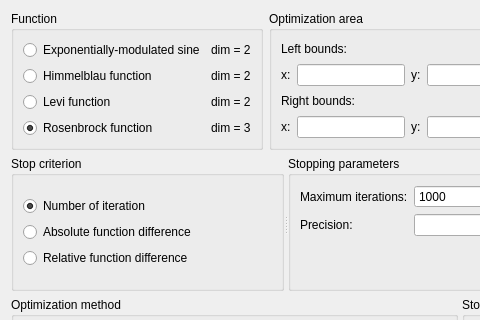
Above: settings.ui from NikitaKhromovSPBU/FunctionOptimizationGUI before the change; both pictures show x 0 to 480 and y 0 to 320 of the 864 by 471 pixel window. Below: the same form after it.
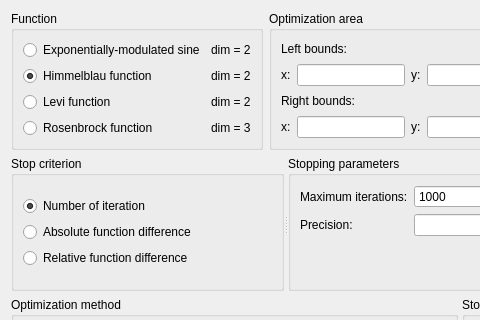
That is the form after the change.

What changed in the file:
```diff
--- a/settings.ui
+++ b/settings.ui
@@ -330,6 +330,9 @@
             <property name="text">
              <string>Himmelblau function</string>
             </property>
+            <property name="checked">
+             <bool>true</bool>
+            </property>
            </widget>
           </item>
           <item>
@@ -348,7 +351,7 @@
              <bool>true</bool>
             </property>
             <property name="checked">
-             <bool>true</bool>
+             <bool>false</bool>
             </property>
            </widget>
           </item>
```
